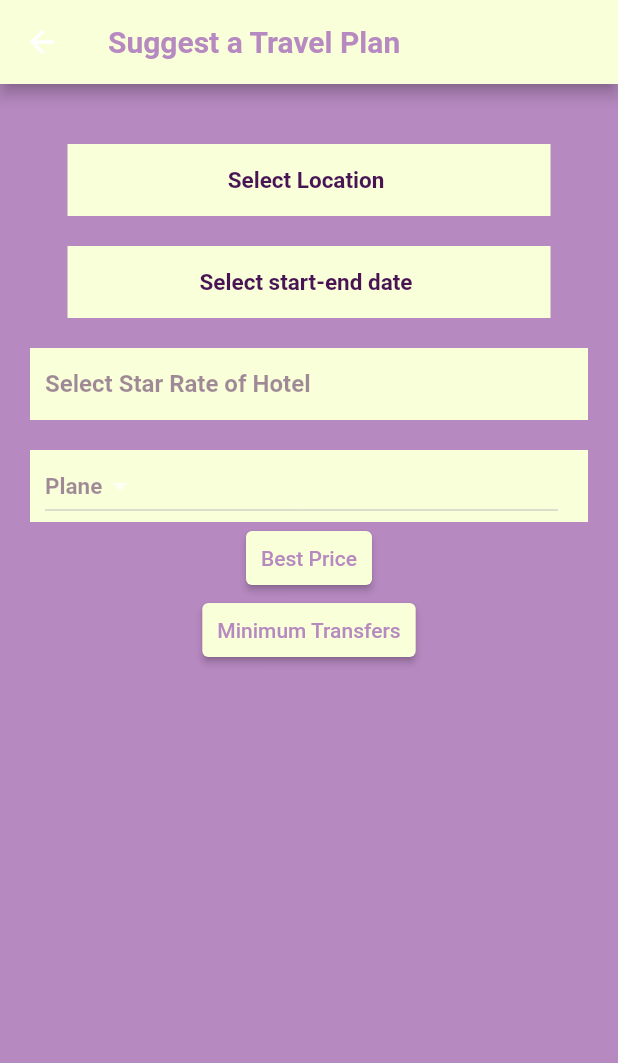
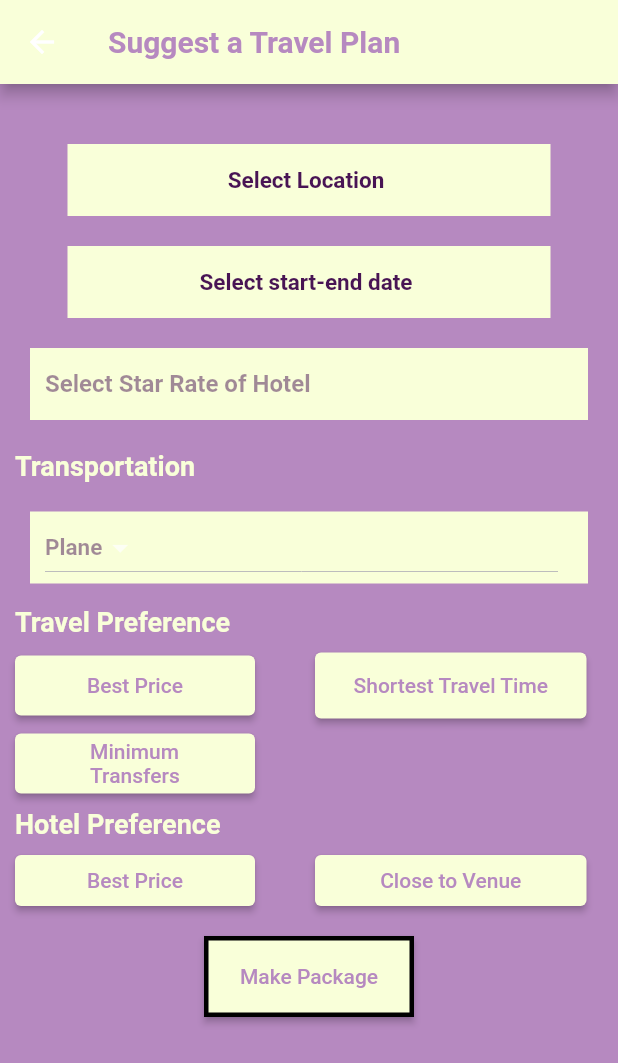
Before and after one commit to fatmasenagenc/funravel, a Flutter app: the SuggestPlan screen opened directly, on a phone screen of 412 x 824 dp. Shown: the top 1063 px of the screen. Run offline on Flutter 3.47's test engine with Material 2 defaults, Android fonts, the phone set to English and light mode, and no system bars; our stand-ins replace cloud_firestore, csc_picker, firebase_auth, firebase_core, flutter_rating_bar, flutter_svg; accounts and stored records are empty.

Commit message:
update ui

```diff
--- a/lib/screens/suggested_plan_screen.dart
+++ b/lib/screens/suggested_plan_screen.dart
@@ -112,6 +112,22 @@ class _SuggestPlan extends State<SuggestPlan> {
               height: 20,
             ),
             Container(
+              child: Row(
+                children:[
+                  Text('Transportation',style: TextStyle(
+                    color: kSecondaryColor,
+                    fontSize:18,
+                    fontWeight: FontWeight.bold,
+
+                  ),),
+
+                ],
+              ),
+            ),
+            SizedBox(
+              height: 20,
+            ),
+            Container(
               width: double.infinity,
               padding: EdgeInsets.only(right: 20, left: 10),
               margin: EdgeInsets.symmetric(horizontal: 10),
@@ -145,14 +161,38 @@ class _SuggestPlan extends State<SuggestPlan> {
 
 
             ),
+            SizedBox(
+              height: 15,
+            ),Container(
+              child: Row(
+                children:[
+                  Text('Travel Preference',style: TextStyle(
+                    color: kSecondaryColor,
+                    fontSize:18,
+                    fontWeight: FontWeight.bold,
+
+                  ),),
+
+                ],
+              ),
+            ),
+            SizedBox(
+              height: 10,
+            ),
             Container(
+              child: Row(
+                children:[
+                  Container(
+                    width:160,
+                    height:40,
+                    child:
+                    ElevatedButton(
 
-              child: ElevatedButton(
                       style: ButtonStyle(
 
                         backgroundColor: MaterialStatePropertyAll<Color>(
                             kSecondaryColor),
-                    padding: MaterialStateProperty.all<EdgeInsets>(EdgeInsets.fromLTRB(10, 10, 10, 10))
+
 
 
                       ),
@@ -165,13 +205,63 @@ class _SuggestPlan extends State<SuggestPlan> {
                       onPressed: () {},
                     ),
 
+
+
+
                   ),
+                  SizedBox(
+                    width: 40,
+                  ),
+                  Container(
+                    width:181,
+                    height:44,
+                    child:
                     ElevatedButton(
+
                       style: ButtonStyle(
 
                         backgroundColor: MaterialStatePropertyAll<Color>(
                             kSecondaryColor),
-                  padding: MaterialStateProperty.all<EdgeInsets>(EdgeInsets.fromLTRB(10, 10, 10, 10))
+
+
+
+                      ),
+                      child: Text('Shortest Travel Time',style: TextStyle(
+                        color: kPrimaryColor,
+
+
+                      ),),
+
+
+                      onPressed: () {},
+                    ),
+
+
+
+
+                  ),
+                ],
+              ),
+            ),
+            SizedBox(
+              height: 10,
+            ),
+            Container(
+
+              child: Row(
+                children:[
+                  Container(
+                    height:40,
+                    width:160,
+
+                    child:
+                    ElevatedButton(
+
+                      style: ButtonStyle(
+
+                          backgroundColor: MaterialStatePropertyAll<Color>(
+                              kSecondaryColor),
+                          padding: MaterialStateProperty.all<EdgeInsets>(EdgeInsets.fromLTRB(50, 0, 10, 0))
 
 
                       ),
@@ -182,7 +272,137 @@ class _SuggestPlan extends State<SuggestPlan> {
 
 
                       onPressed: () {},
-            )
+                    ),
+
+
+
+
+                  ),
+                ],
+              ),
+            ),
+            SizedBox(
+              height: 10,
+            ),
+            Container(
+              child: Row(
+                children:[
+                  Text('Hotel Preference',style: TextStyle(
+                    color: kSecondaryColor,
+                    fontSize:18,
+                    fontWeight: FontWeight.bold,
+
+                  ),),
+
+                ],
+              ),
+            ),
+
+            SizedBox(
+              height: 10,
+            ),
+
+            Container(
+              child: Row(
+                children:[
+                  Container(
+                    width:160,
+                    height:34,
+                    child:
+                    ElevatedButton(
+
+                      style: ButtonStyle(
+
+                        backgroundColor: MaterialStatePropertyAll<Color>(
+                            kSecondaryColor),
+
+
+
+                      ),
+                      child: Text('Best Price',style: TextStyle(
+                        color: kPrimaryColor,
+
+                      ),),
+
+
+                      onPressed: () {},
+                    ),
+
+
+
+
+                  ),
+                  SizedBox(
+                    width: 40,
+                  ),
+                  Container(
+                    width:181,
+                    height:34,
+                    child:
+                    ElevatedButton(
+
+                      style: ButtonStyle(
+
+                        backgroundColor: MaterialStatePropertyAll<Color>(
+                            kSecondaryColor),
+
+
+
+                      ),
+                      child: Text('Close to Venue',style: TextStyle(
+                        color: kPrimaryColor,
+
+
+                      ),),
+
+
+                      onPressed: () {},
+                    ),
+
+
+
+
+                  ),
+                ],
+              ),
+            ),
+            SizedBox(
+              height: 20,
+            ),
+            Container(
+              width:140,
+              height:54,
+              child:
+              ElevatedButton(
+
+                style: ButtonStyle(
+
+                  backgroundColor: MaterialStatePropertyAll<Color>(
+                      kSecondaryColor),
+                  shape: MaterialStateProperty.all(
+                    RoundedRectangleBorder(
+                      side: BorderSide(width: 3, color: Colors.black),
+                    ),
+
+                  ),
+                ),
+                child: Text('Make Package',style: TextStyle(
+                  color: kPrimaryColor,
+
+                ),),
+
+
+                onPressed: () {},
+              ),
+
+
+
+
+            ),
+            SizedBox(
+              height: 30,
+            ),
+
           ],
         ),
       ),
```
Lines whose indentation alone changed are shown as unchanged.
